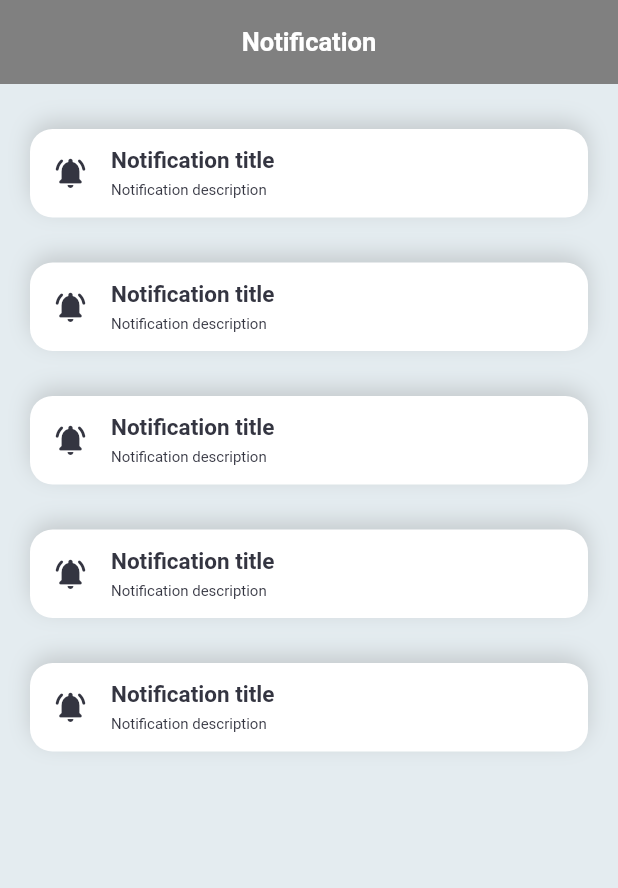
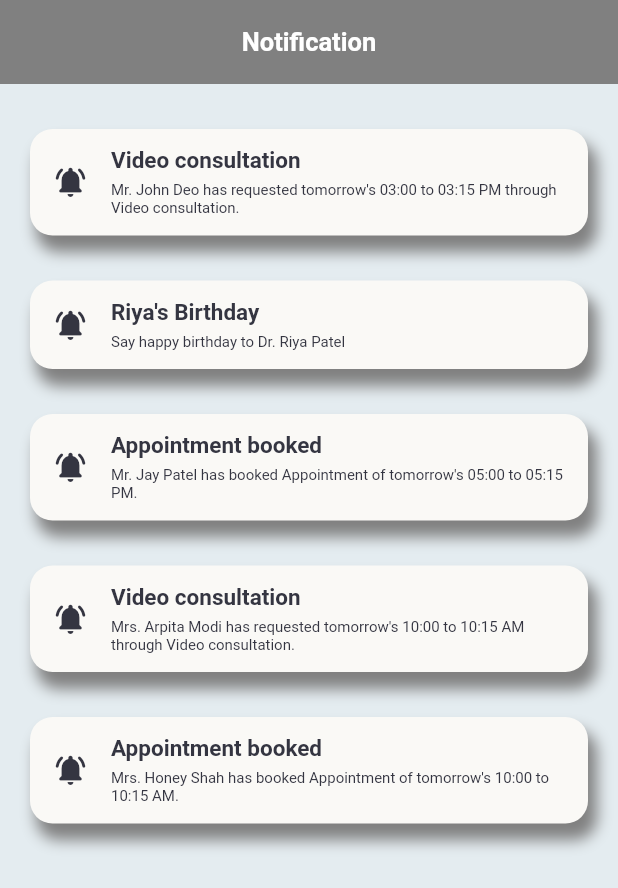
Before and after one commit to HitendraRathod10/Flutter-UI-Kit, a Flutter app: the Notification_widget screen opened directly, on a phone screen of 412 x 824 dp. Shown: the top 888 px of the screen. Run offline on Flutter 3.47's test engine with Material 2 defaults, Android fonts, the phone set to English and light mode, and no system bars; our stand-ins replace awesome_dialog, cached_network_image, carousel_slider, curved_navigation_bar, dots_indicator, flutter_expandable_fab and 9 more; missing offline and left inert: flutter_statusbarcolor_ns; accounts and stored records are empty; generated files the repository leaves out were written again; network calls fail.

Commit message:
Notification - UI Changes

```diff
--- a/lib/Modules/medical/homeScreen/notification.dart
+++ b/lib/Modules/medical/homeScreen/notification.dart
@@ -9,12 +9,42 @@ class Notification_widget extends StatefulWidget {
 }
 
 class _NotificationState extends State<Notification_widget> {
+  List staticData = [
+    {
+      "title": "Video consultation",
+      "subtitle":
+          "Mr. John Deo has requested tomorrow's 03:00 to 03:15 PM through Video consultation."
+    },
+    {
+      "title": "Riya's Birthday",
+      "subtitle": "Say happy birthday to Dr. Riya Patel"
+    },
+    {
+      "title": "Appointment booked",
+      "subtitle":
+          "Mr. Jay Patel has booked Appointment of tomorrow's 05:00 to 05:15 PM."
+    },
+    {
+      "title": "Video consultation",
+      "subtitle":
+          "Mrs. Arpita Modi has requested tomorrow's 10:00 to 10:15 AM through Video consultation."
+    },
+    {
+      "title": "Appointment booked",
+      "subtitle":
+          "Mrs. Honey Shah has booked Appointment of tomorrow's 10:00 to 10:15 AM."
+    },
+  ];
+
   @override
   Widget build(BuildContext context) {
     return Scaffold(
       backgroundColor: const Color(0xFFE4ECF0),
       appBar: AppBar(
-        title: Text("Notification",style: TextStyle(color: AppColor.white),),
+        title: const Text(
+          "Notification",
+          style: TextStyle(color: AppColor.white),
+        ),
         backgroundColor: AppColor.primary_color,
         centerTitle: true,
         automaticallyImplyLeading: false,
@@ -23,25 +53,27 @@ class _NotificationState extends State<Notification_widget> {
       body: Padding(
         padding: const EdgeInsets.only(top: 15.0),
         child: ListView.builder(
-            itemCount: 5,
+            itemCount: staticData.length,
             itemBuilder: (context, index) {
               return Container(
                 decoration: BoxDecoration(
-                    color: Colors.white,
+                    color: AppColor.offWhite,
                     borderRadius: BorderRadius.circular(15),
-                    boxShadow: [
+                    boxShadow: const [
                       BoxShadow(
-                        color: AppColor.primary_color.withAlpha(80),
-                        offset: const Offset(0, -5),
-                        blurRadius: 12,
-                      )
+                          color: AppColor.primary_color,
+                          offset: Offset(5, 10),
+                          blurRadius: 8,
+                          spreadRadius: 1)
                     ]),
-                margin: const EdgeInsets.symmetric(horizontal: 20, vertical: 15),
-                padding: const EdgeInsets.symmetric(horizontal: 15, vertical: 12),
+                margin:
+                    const EdgeInsets.symmetric(horizontal: 20, vertical: 15),
+                padding:
+                    const EdgeInsets.symmetric(horizontal: 15, vertical: 12),
                 child: Row(
                   children: [
-                    Icon(Icons.notifications_active_rounded),
-                    SizedBox(
+                    const Icon(Icons.notifications_active_rounded),
+                    const SizedBox(
                       width: 15,
                     ),
                     Expanded(
@@ -49,14 +81,14 @@ class _NotificationState extends State<Notification_widget> {
                         crossAxisAlignment: CrossAxisAlignment.start,
                         children: [
                           Text(
-                            "Notification title",
-                            style: TextStyle(
+                            staticData[index]['title'],
+                            style: const TextStyle(
                                 fontWeight: FontWeight.bold, fontSize: 15),
                           ),
-                          SizedBox(
+                          const SizedBox(
                             height: 5,
                           ),
-                          Text("Notification description")
+                          Text(staticData[index]['subtitle'])
                         ],
                       ),
                     )
```
